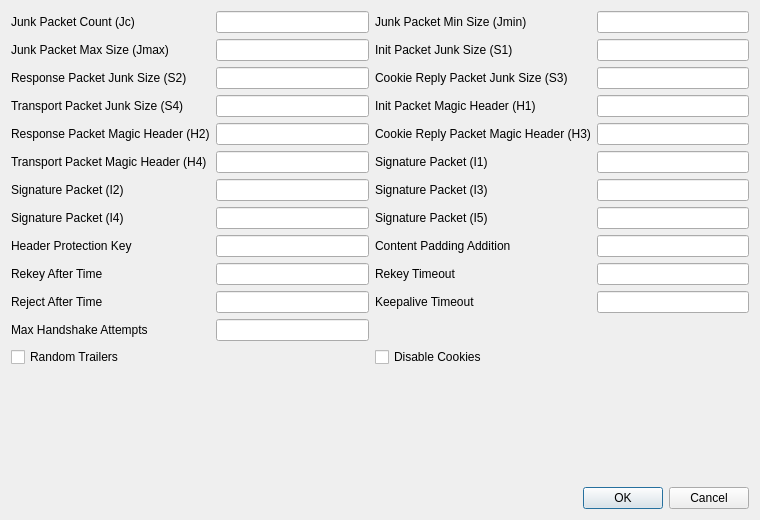
Qt form upstream/include/ui/profile/edit_wireguard_amnezia.ui (hopol/throne-mirror) before a commit.
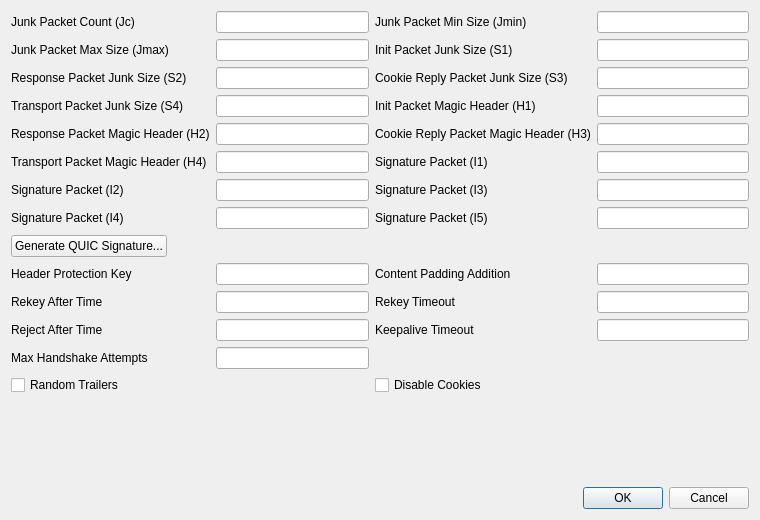
The same form after that commit.

Patch:
```diff
--- a/upstream/include/ui/profile/edit_wireguard_amnezia.ui
+++ b/upstream/include/ui/profile/edit_wireguard_amnezia.ui
@@ -244,7 +244,34 @@
        <item row="7" column="3">
         <widget class="QLineEdit" name="i5"/>
        </item>
-       <item row="8" column="0">
+       <item row="8" column="0" colspan="4">
+        <layout class="QHBoxLayout" name="signature_layout">
+         <item>
+          <widget class="QPushButton" name="generate_signature">
+           <property name="toolTip">
+            <string>&lt;html&gt;&lt;head/&gt;&lt;body&gt;&lt;p&gt;Fills the signature packets with the first QUIC packets Chrome would send to the given domain, so the handshake starts like an HTTP/3 connection to it. Generated locally; nothing is sent. Replaces I1-I5.&lt;/p&gt;&lt;/body&gt;&lt;/html&gt;</string>
+           </property>
+           <property name="text">
+            <string>Generate QUIC Signature...</string>
+           </property>
+          </widget>
+         </item>
+         <item>
+          <spacer name="signature_spacer">
+           <property name="orientation">
+            <enum>Qt::Horizontal</enum>
+           </property>
+           <property name="sizeHint" stdset="0">
+            <size>
+             <width>0</width>
+             <height>0</height>
+            </size>
+           </property>
+          </spacer>
+         </item>
+        </layout>
+       </item>
+       <item row="9" column="0">
         <widget class="QLabel" name="header_protection_key_l">
          <property name="toolTip">
           <string>&lt;html&gt;&lt;head/&gt;&lt;body&gt;&lt;p&gt;AmneziaWG 3.0. Base64 key. Requires S1-S4 to be at least 12.&lt;/p&gt;&lt;/body&gt;&lt;/html&gt;</string>
@@ -257,10 +284,10 @@
          </property>
         </widget>
        </item>
-       <item row="8" column="1">
+       <item row="9" column="1">
         <widget class="QLineEdit" name="header_protection_key"/>
        </item>
-       <item row="8" column="2">
+       <item row="9" column="2">
         <widget class="QLabel" name="content_padding_addition_l">
          <property name="toolTip">
           <string>&lt;html&gt;&lt;head/&gt;&lt;body&gt;&lt;p&gt;AmneziaWG 3.0. Bytes of random trailing padding, as a value or range (e.g. 0-64).&lt;/p&gt;&lt;/body&gt;&lt;/html&gt;</string>
@@ -273,10 +300,10 @@
          </property>
         </widget>
        </item>
-       <item row="8" column="3">
+       <item row="9" column="3">
         <widget class="QLineEdit" name="content_padding_addition"/>
        </item>
-       <item row="9" column="0">
+       <item row="10" column="0">
         <widget class="QLabel" name="rekey_after_time_l">
          <property name="toolTip">
           <string>&lt;html&gt;&lt;head/&gt;&lt;body&gt;&lt;p&gt;AmneziaWG 3.0. Seconds before a rekey is attempted, as a value or range.&lt;/p&gt;&lt;/body&gt;&lt;/html&gt;</string>
@@ -289,10 +316,10 @@
          </property>
         </widget>
        </item>
-       <item row="9" column="1">
+       <item row="10" column="1">
         <widget class="QLineEdit" name="rekey_after_time"/>
        </item>
-       <item row="9" column="2">
+       <item row="10" column="2">
         <widget class="QLabel" name="rekey_timeout_l">
          <property name="toolTip">
           <string>&lt;html&gt;&lt;head/&gt;&lt;body&gt;&lt;p&gt;AmneziaWG 3.0. Seconds before a handshake is retried, as a value or range.&lt;/p&gt;&lt;/body&gt;&lt;/html&gt;</string>
@@ -305,10 +332,10 @@
          </property>
         </widget>
        </item>
-       <item row="9" column="3">
+       <item row="10" column="3">
         <widget class="QLineEdit" name="rekey_timeout"/>
        </item>
-       <item row="10" column="0">
+       <item row="11" column="0">
         <widget class="QLabel" name="reject_after_time_l">
          <property name="toolTip">
           <string>&lt;html&gt;&lt;head/&gt;&lt;body&gt;&lt;p&gt;AmneziaWG 3.0. Seconds before keys are rejected, as a value or range.&lt;/p&gt;&lt;/body&gt;&lt;/html&gt;</string>
@@ -321,10 +348,10 @@
          </property>
         </widget>
        </item>
-       <item row="10" column="1">
+       <item row="11" column="1">
         <widget class="QLineEdit" name="reject_after_time"/>
        </item>
-       <item row="10" column="2">
+       <item row="11" column="2">
         <widget class="QLabel" name="keepalive_timeout_l">
          <property name="toolTip">
           <string>&lt;html&gt;&lt;head/&gt;&lt;body&gt;&lt;p&gt;AmneziaWG 3.0. Seconds of idle time before a keepalive is sent, as a value or range.&lt;/p&gt;&lt;/body&gt;&lt;/html&gt;</string>
@@ -337,10 +364,10 @@
          </property>
         </widget>
        </item>
-       <item row="10" column="3">
+       <item row="11" column="3">
         <widget class="QLineEdit" name="keepalive_timeout"/>
        </item>
-       <item row="11" column="0">
+       <item row="12" column="0">
         <widget class="QLabel" name="max_handshake_attempts_l">
          <property name="toolTip">
           <string>&lt;html&gt;&lt;head/&gt;&lt;body&gt;&lt;p&gt;AmneziaWG 3.0. Handshake retries before giving up, as a value or range.&lt;/p&gt;&lt;/body&gt;&lt;/html&gt;</string>
@@ -353,10 +380,10 @@
          </property>
         </widget>
        </item>
-       <item row="11" column="1">
+       <item row="12" column="1">
         <widget class="QLineEdit" name="max_handshake_attempts"/>
        </item>
-       <item row="12" column="0" colspan="2">
+       <item row="13" column="0" colspan="2">
         <widget class="QCheckBox" name="random_trailers">
          <property name="toolTip">
           <string>&lt;html&gt;&lt;head/&gt;&lt;body&gt;&lt;p&gt;AmneziaWG 3.1. Appends a random trailer to every packet, so message types are no longer identifiable by size.&lt;/p&gt;&lt;/body&gt;&lt;/html&gt;</string>
@@ -366,7 +393,7 @@
          </property>
         </widget>
        </item>
-       <item row="12" column="2" colspan="2">
+       <item row="13" column="2" colspan="2">
         <widget class="QCheckBox" name="disable_cookies">
          <property name="toolTip">
           <string>&lt;html&gt;&lt;head/&gt;&lt;body&gt;&lt;p&gt;AmneziaWG 3.1. Never send cookie replies, so an under-load peer stays silent instead of answering with a fixed-size message.&lt;/p&gt;&lt;/body&gt;&lt;/html&gt;</string>
@@ -376,7 +403,7 @@
          </property>
         </widget>
        </item>
-       <item row="13" column="0">
+       <item row="14" column="0">
         <spacer name="bottom_spacer">
          <property name="orientation">
           <enum>Qt::Vertical</enum>
```
Left out of the diff: 1 changed line with no effect on the pictures.
